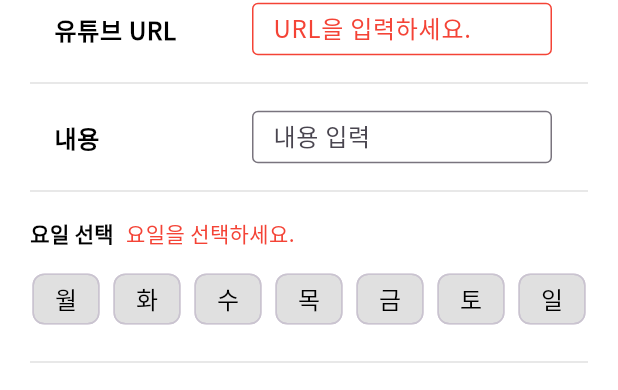
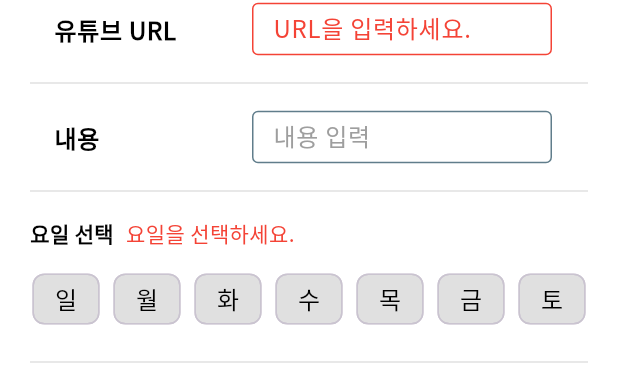
Before and after one commit to lbk00/youtube_routine_front, a Flutter app: the AddAlarmScreen widget shown alone on an empty page, opened directly with empty values, scrolled down 40 dp, after a tap on "저장", on a phone screen of 412 x 824 dp. Shown: the part 469-859 px from the top of the screen. Run offline on Flutter 3.47's test engine with Material 3 defaults, Android fonts, the phone set to English and light mode, and no system bars; our stand-ins replace firebase_core, flutter_dotenv, google_fonts; accounts and stored records are empty.

Commit message:
테두리 색 통일

```diff
--- a/lib/screens/add_alarm_screen.dart
+++ b/lib/screens/add_alarm_screen.dart
@@ -28,13 +28,13 @@ class _AddAlarmScreenState extends State<AddAlarmScreen> {
   // 요일 목록 (영어 이름으로 API에 넘김)
   // ✅ UI에서는 한글, API에서는 영어로 변환하도록 매핑
   final Map<String, String> daysMapping = {
+    "일": "Sunday",
     "월": "Monday",
     "화": "Tuesday",
     "수": "Wednesday",
     "목": "Thursday",
     "금": "Friday",
     "토": "Saturday",
-    "일": "Sunday",
   };
 
   /// 입력된 값으로 API 요청 보내기
@@ -95,31 +95,14 @@ class _AddAlarmScreenState extends State<AddAlarmScreen> {
         final responseData = jsonDecode(response.body);
         print("✅ 루틴 저장 성공: $responseData");
 
-        ScaffoldMessenger.of(context).showSnackBar(
-          SnackBar(content: Text("루틴이 저장되었습니다.")),
-        );
         Navigator.pop(context, responseData);
       } else {
         print("❌ 루틴 저장 실패: ${response.body}");
-        ScaffoldMessenger.of(context).showSnackBar(
-          SnackBar(content: Text("루틴 저장 실패: ${response.statusCode}")),
-        );
       }
     } catch (error) {
       print("❌ 오류 발생: $error");
-      ScaffoldMessenger.of(context).showSnackBar(
-        SnackBar(content: Text("네트워크 오류 발생")),
-      );
     }
   }
-
-  /// ✅ Snackbar 알림 메시지 출력
-  void _showSnackbar(String message) {
-    ScaffoldMessenger.of(context).showSnackBar(
-      SnackBar(content: Text(message)),
-    );
-  }
-
 
   @override
   Widget build(BuildContext context) {
@@ -168,8 +151,7 @@ class _AddAlarmScreenState extends State<AddAlarmScreen> {
                       });
                     },
                     children: ['오전', '오후']
-                        .map((e) => Center(child: Text(e, style: TextStyle(color: Colors.black, fontSize: 22, fontWeight: FontWeight.bold))))
-                        .toList(),
+                        .map((e) => Center(child: Text(e, style: TextStyle(color: Colors.black, fontSize: 22, fontWeight: FontWeight.bold)))).toList(),
                   ),
                 ),
                 Expanded(
@@ -221,21 +203,20 @@ class _AddAlarmScreenState extends State<AddAlarmScreen> {
                 decoration: InputDecoration(
                   contentPadding: EdgeInsets.symmetric(vertical: 8, horizontal: 10),
                   hintText: youtubeUrlError ?? '링크 입력', // ✅ 오류 발생 시 메시지로 변경
-                  hintStyle: TextStyle(color: youtubeUrlError != null ? Colors.red : Colors.grey), // ✅ 오류 발생 시 빨간색
+                  hintStyle: TextStyle(color: youtubeUrlError != null ? Colors.red : Colors.grey),
                   border: OutlineInputBorder(
-                    borderSide: BorderSide(color: youtubeUrlError != null ? Colors.red : Colors.grey), // ✅ 테두리 색상 변경
+                    borderSide: BorderSide(color: youtubeUrlError != null ? Colors.red : Colors.blueGrey), // ✅ 기본은 blueGrey
                   ),
                   enabledBorder: OutlineInputBorder(
-                    borderSide: BorderSide(color: youtubeUrlError != null ? Colors.red : Colors.grey),
+                    borderSide: BorderSide(color: youtubeUrlError != null ? Colors.red : Colors.blueGrey),
                   ),
                   focusedBorder: OutlineInputBorder(
-                    borderSide: BorderSide(color: youtubeUrlError != null ? Colors.red : Colors.blue), // ✅ 포커스 시에도 빨간색 유지
+                    borderSide: BorderSide(color: youtubeUrlError != null ? Colors.red : Colors.blueGrey , width: 2.0), // ✅ 포커스도 blueGrey
                   ),
                 ),
               ),
             ),
           ),
-
 
           Divider(color: Colors.grey[300]),
 
@@ -250,14 +231,27 @@ class _AddAlarmScreenState extends State<AddAlarmScreen> {
                 decoration: InputDecoration(
                   contentPadding: EdgeInsets.symmetric(vertical: 8, horizontal: 10),
                   hintText: '내용 입력',
-                  border: OutlineInputBorder(),
+                  hintStyle: TextStyle(color: Colors.grey),
+                  border: OutlineInputBorder(
+                    borderSide: BorderSide(color: Colors.blueGrey), // ✅ 기본 테두리 blueGrey
+                  ),
+                  enabledBorder: OutlineInputBorder(
+                    borderSide: BorderSide(color: Colors.blueGrey), // ✅ 비활성화 시 blueGrey
+                  ),
+                  focusedBorder: OutlineInputBorder(
+                    borderSide: BorderSide(color: Colors.blueGrey, width: 2.0), // ✅ 클릭(포커스) 시에도 blueGrey 유지
+                  ),
+                  errorBorder: OutlineInputBorder(
+                    borderSide: BorderSide(color: Colors.red), // ✅ 에러 발생 시만 빨간색
+                  ),
                 ),
               ),
             ),
           ),
           Divider(color: Colors.grey[300]),
 
-          // 요일 선택 (여러 개 선택 가능)
+
+          // 요일 선택
           Padding(
             padding: const EdgeInsets.symmetric(vertical: 10.0),
             child: Column(
@@ -267,8 +261,8 @@ class _AddAlarmScreenState extends State<AddAlarmScreen> {
                   children: [
                     Text("요일 선택", style: TextStyle(color: Colors.black, fontWeight: FontWeight.bold)),
                     SizedBox(width: 8), // ✅ 간격 추가
-                    if (daysError != null) // ✅ 오류 발생 시 표시
-                      Text(daysError!, style: TextStyle(color: Colors.red, fontSize: 14)),
+                    if (daysError != null)
+                      Text(daysError!, style: TextStyle(color: Colors.red, fontSize: 14)), // ✅ 오류 메시지 빨간색
                   ],
                 ),
                 SizedBox(height: 10),
@@ -279,7 +273,7 @@ class _AddAlarmScreenState extends State<AddAlarmScreen> {
                     return ChoiceChip(
                       label: Text(day, style: TextStyle(color: isSelected ? Colors.white : Colors.black, fontSize: 16)),
                       selected: isSelected,
-                      selectedColor: Colors.blueGrey,
+                      selectedColor: Colors.blueGrey, // ✅ 선택된 색상 blueGrey
                       backgroundColor: Colors.grey[300],
                       showCheckmark: false,
                       padding: EdgeInsets.symmetric(horizontal: 6, vertical: 2),
@@ -290,9 +284,8 @@ class _AddAlarmScreenState extends State<AddAlarmScreen> {
                           } else {
                             selectedDays.remove(day);
                           }
-                          // ✅ 선택하면 오류 메시지 제거
                           if (selectedDays.isNotEmpty) {
-                            daysError = null;
+                            daysError = null; // ✅ 선택하면 오류 메시지 제거
                           }
                         });
                       },
@@ -310,7 +303,7 @@ class _AddAlarmScreenState extends State<AddAlarmScreen> {
             title: Text('매 주 반복', style: TextStyle(color: Colors.black, fontWeight: FontWeight.bold)),
             trailing: Switch(
               value: isRepeatEnabled,
-              activeColor: Colors.blueGrey,
+              activeColor: Colors.blueGrey, // ✅ blueGrey로 통일
               onChanged: (value) {
                 setState(() {
                   isRepeatEnabled = value;
@@ -323,4 +316,5 @@ class _AddAlarmScreenState extends State<AddAlarmScreen> {
       ),
     );
   }
+
 }
```
